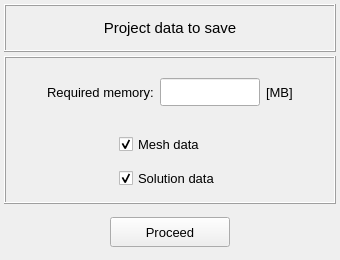
First picture: the form in vibra/interface/data/ui_files/project/save_project_data_selector.ui, repository MOPT-UFSC/VIBRA, before the edit.
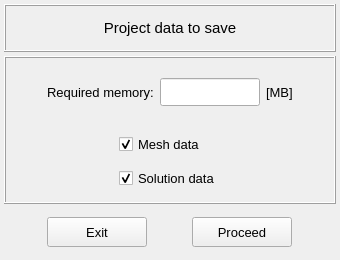
Second picture: the form after the edit.

Commit message: Adds an exit button in the save project data selector UI

Patch:
```diff
--- a/vibra/interface/data/ui_files/project/save_project_data_selector.ui
+++ b/vibra/interface/data/ui_files/project/save_project_data_selector.ui
@@ -423,17 +423,17 @@
       <property name="bottomMargin">
        <number>4</number>
       </property>
-      <item row="0" column="0">
+      <item row="0" column="1">
        <widget class="QPushButton" name="pushButton_proceed">
         <property name="minimumSize">
          <size>
-          <width>120</width>
+          <width>100</width>
           <height>30</height>
          </size>
         </property>
         <property name="maximumSize">
          <size>
-          <width>120</width>
+          <width>100</width>
           <height>30</height>
          </size>
         </property>
@@ -450,6 +450,33 @@
         </property>
        </widget>
       </item>
+      <item row="0" column="0">
+       <widget class="QPushButton" name="pushButton_exit">
+        <property name="minimumSize">
+         <size>
+          <width>100</width>
+          <height>30</height>
+         </size>
+        </property>
+        <property name="maximumSize">
+         <size>
+          <width>100</width>
+          <height>30</height>
+         </size>
+        </property>
+        <property name="font">
+         <font>
+          <pointsize>10</pointsize>
+         </font>
+        </property>
+        <property name="text">
+         <string>Exit</string>
+        </property>
+        <property name="autoDefault">
+         <bool>false</bool>
+        </property>
+       </widget>
+      </item>
      </layout>
     </widget>
    </item>
```
The commit also changes 1 other file.
